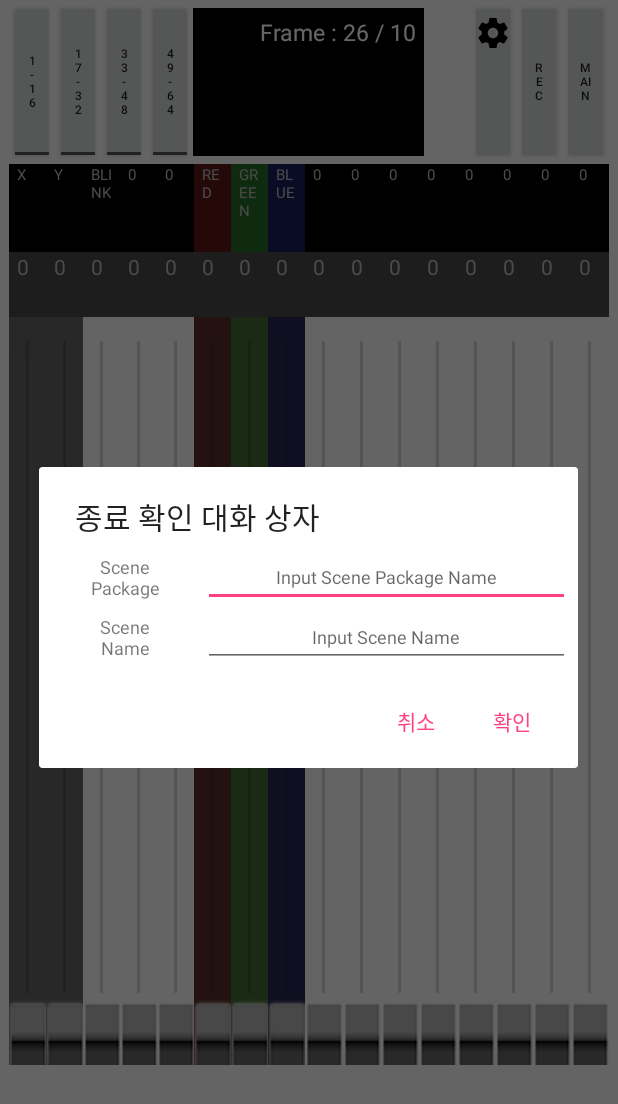
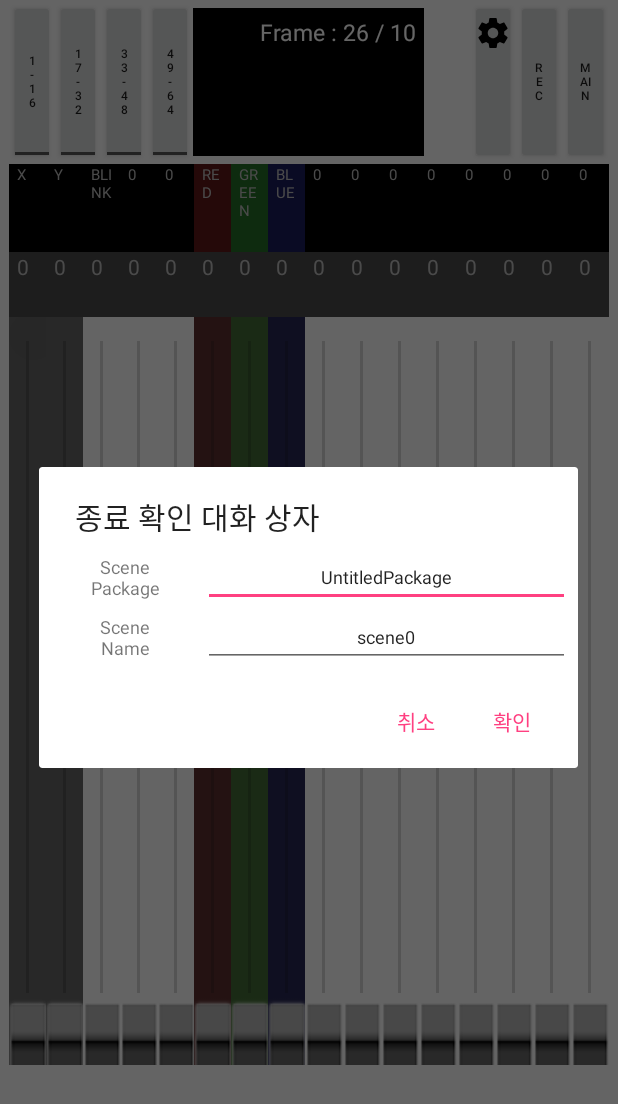
Before and after one commit to sheeeeon/DMXArio, an Android app: the fragment ControllerFragment shown on its own in the app's theme, after a tap on "REC", on a phone screen of 412 x 824 dp. Shown: the top 1104 px of the screen. Run offline under Robolectric (Android 15) with nearby library versions, the phone set to English and light mode, and no system bars; 2 statements that could not run were skipped.

Commit message:
Fix  something saving error

```diff
--- a/app/src/main/java/com/icaynia/dmxario/ControllerFragment.java
+++ b/app/src/main/java/com/icaynia/dmxario/ControllerFragment.java
@@ -390,10 +390,7 @@ public class ControllerFragment extends Fragment implements SeekBar.OnSeekBarCha
                                     //setDisplayText(""); dialog
                                        // 알림창 객체 생성
 // 여기서 부터는 알림창의 속성 설정
-                                    showDialog();
-
-
-                                    saveScene("UntitledPackage",tmpScene);
+                                    showSavesceneDialog();
                                     mTimer.cancel();
                                     Log.e("Controller/rec..start()", "recordTimer stopped.");
                                 }
@@ -405,29 +402,32 @@ public class ControllerFragment extends Fragment implements SeekBar.OnSeekBarCha
         );
     }
 
-    public void showDialog() {
-
+    public void showSavesceneDialog() {
         final AlertDialog.Builder builder = new AlertDialog.Builder(getContext());     // 여기서 this는 Activity의 this
         dialogV = getLayoutInflater(null).inflate(R.layout.dialog_savescene, null);
 
         builder.setView(dialogV);
-        builder.setTitle("종료 확인 대화 상자")
-                .setPositiveButton("확인", new DialogInterface.OnClickListener() {
+        builder.setTitle("종료 확인 대화 상자");
+        builder.setPositiveButton("확인", new DialogInterface.OnClickListener() {
             @Override
             public void onClick(DialogInterface dialog, int which) {
-                        ((MainActivity)getContext()).makeToast("확인");
+                ((MainActivity)getContext()).makeToast("Scene이 추가되었습니다.");
+                EditText packageName = (EditText) dialogV.findViewById(R.id.input_scenePackage);
+                EditText sceneName = (EditText)dialogV.findViewById(R.id.input_sceneName);
+
+                tmpScene.setSceneName(sceneName.getText().toString());
+                saveScene(packageName.getText().toString(),tmpScene);
                 dialog.dismiss();
             }
-                })
-                .setCancelable(false)
-                .setNegativeButton("취소", new DialogInterface.OnClickListener() {
+        });
+        builder.setCancelable(false);
+        builder.setNegativeButton("취소", new DialogInterface.OnClickListener() {
             @Override
             public void onClick(DialogInterface dialog, int which) {
+                ((MainActivity)getContext()).makeToast("Scene 작성을 취소하였습니다.");
                 dialog.dismiss();
-
             }
-                })
-        ;
+        });
 
         final AlertDialog alert = builder.create();
         alert.setCanceledOnTouchOutside(false);
@@ -437,15 +437,14 @@ public class ControllerFragment extends Fragment implements SeekBar.OnSeekBarCha
 
     public void saveScene(String ScenePackageName, Scene scn)
     {
+        //기존 코드
         ScenePackage scnPack = new ScenePackage(getContext());
-        scnPack.setPackageName("UntitledPackage");
+        scnPack.setPackageName(ScenePackageName);
         scnPack.savePackage();
-
-        //scnPack.putScene(scn, 0);
+        scnPack.putScene(scn);
 
         setDisplayText("Save Completed : " + scn.getSceneName());
     }
-
     public void setDisplayText(String str) {
         scnDisplay.setText(str);
     }
--- a/app/src/main/java/com/icaynia/dmxario/ScenePackage.java
+++ b/app/src/main/java/com/icaynia/dmxario/ScenePackage.java
@@ -67,11 +67,10 @@ public class ScenePackage
     }
 
 
-    public void putScene(Scene scn, int id)
+    public void putScene(Scene scn)
     {
         String scnName = scn.getSceneName();
-        mObj.save(scn.getHashMap(), "Scene/"+getPackageName()+"/"+scnName);
-        this.put("slut"+id, scnName);
+        mObj.save(scn.getHashMap(), "Scene/"+getPackageName()+"/"+scnName+".scn");
     }
 
     public void mkScene(int id)
--- a/app/src/main/res/layout/dialog_savescene.xml
+++ b/app/src/main/res/layout/dialog_savescene.xml
@@ -25,6 +25,7 @@
             android:layout_height="match_parent"
             android:layout_weight="3.5"
             android:hint="Input Scene Package Name"
+            android:text="UntitledPackage"
             android:textSize="12sp"
             android:gravity="center"/>
 
@@ -50,6 +51,7 @@
             android:layout_height="match_parent"
             android:layout_weight="3.5"
             android:hint="Input Scene Name"
+            android:text="scene0"
             android:textSize="12sp"
             android:gravity="center" />
     </LinearLayout>
```
Lines whose indentation alone changed are shown as unchanged.
